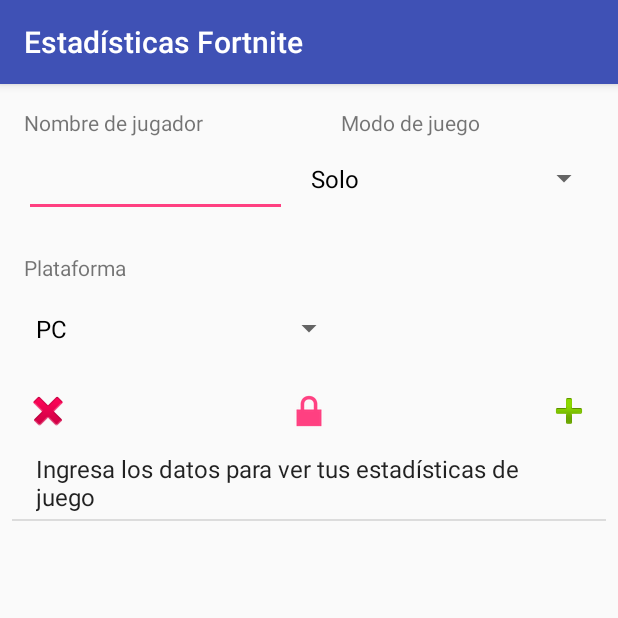
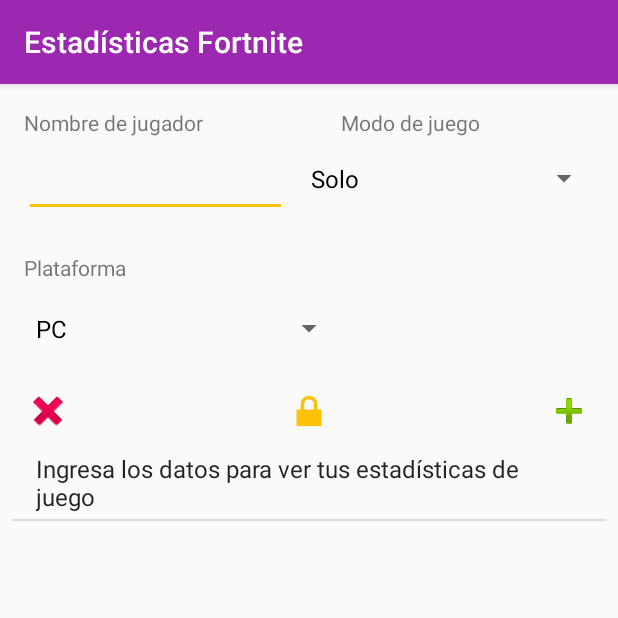
Before and after one commit to josejesusrl/fortnite-stats-android, an Android app: the screen it shows after launch (MainActivity), on a phone screen of 412 x 824 dp, the top half of it. Run offline under Robolectric (Android 15) with nearby library versions, the phone set to English and light mode, and no system bars.

Commit message:
Añadimos Colores Material al Diseño

```diff
--- a/app/src/main/res/values/colors.xml
+++ b/app/src/main/res/values/colors.xml
@@ -1,6 +1,11 @@
 <?xml version="1.0" encoding="utf-8"?>
 <resources>
-    <color name="colorPrimary">#3F51B5</color>
-    <color name="colorPrimaryDark">#303F9F</color>
-    <color name="colorAccent">#FF4081</color>
+    <color name="colorPrimary">#9C27B0</color>
+    <color name="colorPrimaryDark">#7B1FA2</color>
+    <color name="primary_light">#E1BEE7</color>
+    <color name="colorAccent">#FFC107</color>
+    <color name="primary_text">#212121</color>
+    <color name="secondary_text">#757575</color>
+    <color name="icons">#FFFFFF</color>
+    <color name="divider">#BDBDBD</color>
 </resources>
```
